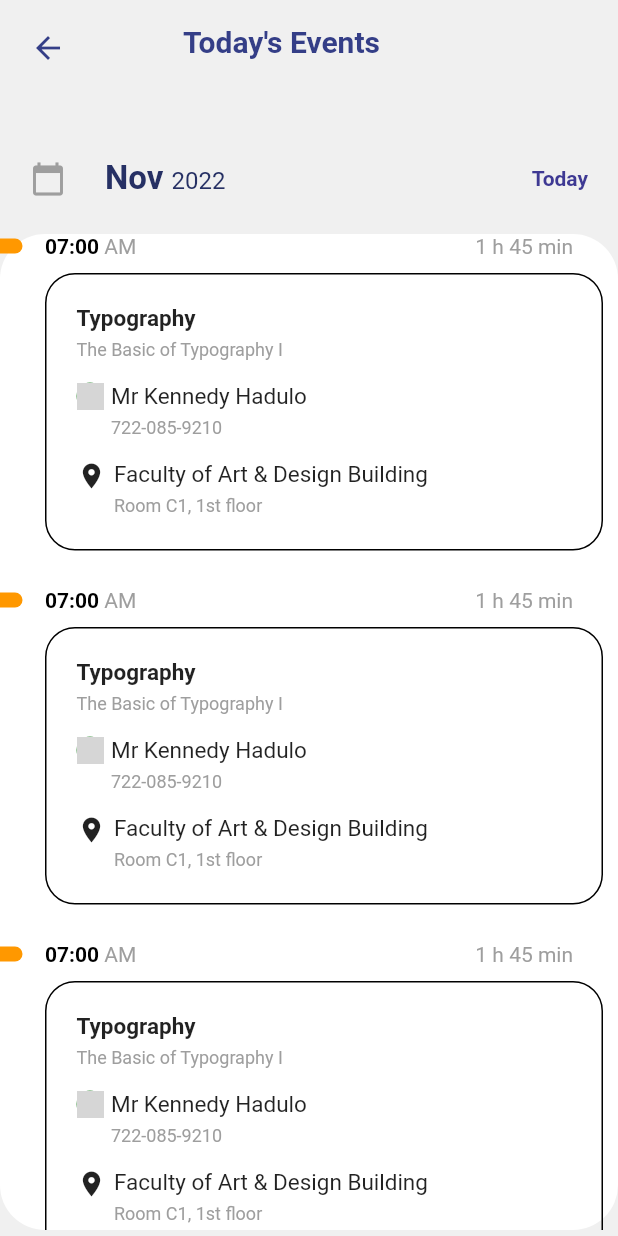
After one commit to Bildad0/UniApp, a Flutter app: the EventPage screen opened directly, on a phone screen of 412 x 824 dp. The commit adds this screen. Run offline on Flutter 3.47's test engine with Material 2 defaults, Android fonts, the phone set to English and light mode, and no system bars; our stand-ins replace firebase_auth, firebase_core, firebase_database, firebase_storage, flutter_neumorphic, flutter_switch and 3 more; accounts and stored records are empty; network calls fail; grey boxes are pictures that could not be loaded.

Commit message:
updates on class events

```diff
--- a/lib/Controlers/auth.dart
+++ b/lib/Controlers/auth.dart
@@ -2,7 +2,6 @@ import 'package:firebase_auth/firebase_auth.dart';
 import 'package:flutter/material.dart';
 import 'package:provider/provider.dart';
 import 'package:uniapp/Providers/fingerprint.dart';
-import 'package:uniapp/Views/landingpage.dart';
 import 'package:uniapp/Views/loginpage.dart';
 
 class AuthenticationWrapper extends StatelessWidget {
--- a/lib/Providers/authservice.dart
+++ b/lib/Providers/authservice.dart
@@ -1,4 +1,6 @@
 import 'package:firebase_auth/firebase_auth.dart';
+import 'package:uniapp/Views/landingpage.dart';
+import 'package:uniapp/Views/loginpage.dart';
 
 class AuthenticationService {
   final FirebaseAuth _firebaseAuth;
@@ -15,7 +17,7 @@ class AuthenticationService {
     try {
       await _firebaseAuth.signInWithEmailAndPassword(
           email: email, password: password);
-      return 'Signed In';
+      return "Welcome";
     } on FirebaseAuthException catch (e) {
       return e.message;
     }
--- a/lib/Providers/fingerprint.dart
+++ b/lib/Providers/fingerprint.dart
@@ -48,7 +48,7 @@ class _FingerPrintState extends State<FingerPrint> {
             height: 250,
           ),
           const Center(
-            child: Text("Verify Your Identity"),
+            child: Text("Click the button verify your identity"),
           ),
           const SizedBox(
             height: 50,
--- /dev/null
+++ b/lib/Views/EventsAndCalender/eventpage.dart
@@ -0,0 +1,60 @@
+import 'package:flutter_neumorphic/flutter_neumorphic.dart';
+
+import '../../widgets/events.dart';
+
+class EventPage extends StatefulWidget {
+  const EventPage({super.key});
+
+  @override
+  EventPageState createState() {
+    return EventPageState();
+  }
+}
+
+class EventPageState extends State<EventPage> {
+  @override
+  Widget build(BuildContext context) {
+    return Scaffold(
+      appBar: AppBar(
+          elevation: 0,
+          leading: Row(
+            children: [
+              const SizedBox(
+                width: 20,
+              ),
+              Column(
+                children: [
+                  const SizedBox(
+                    height: 20,
+                  ),
+                  GestureDetector(
+                    onTap: () => {Navigator.pop(context)},
+                    child:
+                        const Icon(Icons.arrow_back, color: Color(0XFF343E87)),
+                  ),
+                ],
+              ),
+            ],
+          ),
+          automaticallyImplyLeading: false,
+          backgroundColor: const Color(0xFFF0F0F0),
+          title: Center(
+            child: Row(
+              children: const [
+                SizedBox(
+                  width: 50,
+                ),
+                Text(
+                  "Today's Events",
+                  style: TextStyle(
+                      color: Color(0XFF343E87),
+                      fontSize: 20,
+                      fontWeight: FontWeight.bold),
+                ),
+              ],
+            ),
+          )),
+      body: const EventWidget(),
+    );
+  }
+}
--- a/lib/Views/homepage.dart
+++ b/lib/Views/homepage.dart
@@ -2,6 +2,7 @@
 
 import 'package:flutter/material.dart';
 import 'package:intl/intl.dart';
+import 'package:uniapp/Views/EventsAndCalender/eventpage.dart';
 
 import '../EditProfile/edit_profile.dart';
 
@@ -141,7 +142,16 @@ class _HomePageState extends State<HomePage> {
                 const SizedBox(
                   height: 15,
                 ),
-                buildClassItem(),
+                GestureDetector(
+                  onTap: () => {
+                    Navigator.push(
+                        context,
+                        MaterialPageRoute(
+                            builder: (BuildContext context) =>
+                                const EventPage()))
+                  },
+                  child: buildClassItem(),
+                ),
                 buildClassItem(),
                 const SizedBox(
                   height: 25,
--- a/lib/Views/landingpage.dart
+++ b/lib/Views/landingpage.dart
@@ -2,7 +2,7 @@
 
 import 'package:flutter/material.dart';
 import 'package:uniapp/Views/Chats/chatpage.dart';
-import 'package:uniapp/Views/calender.dart';
+import 'package:uniapp/Views/EventsAndCalender/calender.dart';
 import 'package:uniapp/Views/feemanagement.dart';
 import 'package:uniapp/Views/homepage.dart';
 import 'package:uniapp/Views/notes.dart';
--- /dev/null
+++ b/lib/widgets/events.dart
@@ -0,0 +1,260 @@
+import 'package:flutter_neumorphic/flutter_neumorphic.dart';
+// ignore: depend_on_referenced_packages
+import 'package:intl/intl.dart';
+
+class EventWidget extends StatefulWidget {
+  const EventWidget({super.key});
+
+  @override
+  // ignore: library_private_types_in_public_api
+  _EventWidgetState createState() => _EventWidgetState();
+}
+
+class _EventWidgetState extends State<EventWidget> {
+  //getting current dateand formating as expected
+  var year = DateFormat('y').format(DateTime.now());
+  var month = DateFormat('MMM').format(DateTime.now());
+  var date = DateTime.now().day;
+//end
+
+  @override
+  Widget build(BuildContext context) {
+    return Stack(
+      children: [
+        Container(
+          padding: const EdgeInsets.symmetric(horizontal: 20, vertical: 50),
+          alignment: Alignment.topCenter,
+          color: const Color(0xFFF0F0F0),
+          height: MediaQuery.of(context).size.height,
+          child: Row(
+            mainAxisAlignment: MainAxisAlignment.spaceBetween,
+            children: [
+              Row(
+                children: [
+                  const Icon(Icons.calendar_today, color: Colors.grey),
+                  const SizedBox(
+                    width: 15,
+                  ),
+                  RichText(
+                    text: TextSpan(
+                        text: "  $month ",
+                        style: const TextStyle(
+                          fontWeight: FontWeight.bold,
+                          color: Color(0XFF263064),
+                          fontSize: 22,
+                        ),
+                        children: [
+                          TextSpan(
+                            text: year,
+                            style: const TextStyle(
+                              fontWeight: FontWeight.normal,
+                              fontSize: 16,
+                            ),
+                          ),
+                        ]),
+                  ),
+                ],
+              ),
+              const Text(
+                "Today",
+                style: TextStyle(
+                  fontWeight: FontWeight.bold,
+                  color: Color(0XFF3E3993),
+                ),
+              )
+            ],
+          ),
+        ),
+        Positioned(
+          top: 100,
+          child: Container(
+            height: MediaQuery.of(context).size.height - 160,
+            width: MediaQuery.of(context).size.width,
+            decoration: BoxDecoration(
+              color: Colors.white,
+              borderRadius: BorderRadius.circular(30),
+            ),
+            child: Column(
+              children: [
+                Expanded(
+                  child: SingleChildScrollView(
+                    child: Column(
+                      children: [
+                        buildTaskListItem(),
+                        buildTaskListItem(),
+                        buildTaskListItem(),
+                      ],
+                    ),
+                  ),
+                )
+              ],
+            ),
+          ),
+        )
+      ],
+    );
+  }
+
+  Container buildTaskListItem() {
+    return Container(
+      margin: const EdgeInsets.only(bottom: 25),
+      child: Column(
+        children: [
+          Row(
+            children: [
+              Container(
+                width: 15,
+                height: 10,
+                decoration: const BoxDecoration(
+                    color: Colors.orange,
+                    borderRadius: BorderRadius.horizontal(
+                      right: Radius.circular(5),
+                    )),
+              ),
+              const SizedBox(
+                width: 15,
+              ),
+              SizedBox(
+                width: MediaQuery.of(context).size.width - 60,
+                child: Row(
+                  mainAxisAlignment: MainAxisAlignment.spaceBetween,
+                  children: [
+                    RichText(
+                      text: const TextSpan(
+                          text: "07:00",
+                          style: TextStyle(
+                            fontWeight: FontWeight.bold,
+                            color: Colors.black,
+                          ),
+                          children: [
+                            TextSpan(
+                              text: " AM",
+                              style: TextStyle(
+                                fontWeight: FontWeight.normal,
+                                color: Colors.grey,
+                              ),
+                            )
+                          ]),
+                    ),
+                    const Text(
+                      "1 h 45 min",
+                      style: TextStyle(
+                        color: Colors.grey,
+                      ),
+                    )
+                  ],
+                ),
+              )
+            ],
+          ),
+          const SizedBox(
+            height: 10,
+          ),
+          Container(
+            height: 185,
+            width: double.infinity,
+            decoration: BoxDecoration(
+                border: Border.all(width: 1),
+                borderRadius: BorderRadius.circular(20)),
+            margin: const EdgeInsets.only(right: 10, left: 30),
+            padding: const EdgeInsets.all(20),
+            child: Column(
+              crossAxisAlignment: CrossAxisAlignment.start,
+              children: [
+                const Text(
+                  "Typography",
+                  style: TextStyle(
+                    fontWeight: FontWeight.bold,
+                    fontSize: 15,
+                  ),
+                ),
+                const SizedBox(
+                  height: 5,
+                ),
+                const Text(
+                  "The Basic of Typography I",
+                  style: TextStyle(
+                    color: Colors.grey,
+                    fontSize: 12,
+                  ),
+                ),
+                const SizedBox(
+                  height: 15,
+                ),
+                Row(
+                  crossAxisAlignment: CrossAxisAlignment.start,
+                  children: [
+                    const CircleAvatar(
+                      radius: 9,
+                      backgroundImage: NetworkImage(""),
+                    ),
+                    const SizedBox(
+                      width: 5,
+                    ),
+                    Column(
+                      crossAxisAlignment: CrossAxisAlignment.start,
+                      children: const [
+                        Text(
+                          "Mr Kennedy Hadulo",
+                          style: TextStyle(
+                            fontSize: 15,
+                          ),
+                        ),
+                        SizedBox(
+                          height: 5,
+                        ),
+                        Text(
+                          "722-085-9210",
+                          style: TextStyle(
+                            color: Colors.grey,
+                            fontSize: 12,
+                          ),
+                        ),
+                      ],
+                    )
+                  ],
+                ),
+                const SizedBox(
+                  height: 15,
+                ),
+                Row(
+                  crossAxisAlignment: CrossAxisAlignment.start,
+                  children: [
+                    const Icon(
+                      Icons.location_on,
+                      size: 20,
+                    ),
+                    const SizedBox(
+                      width: 5,
+                    ),
+                    Column(
+                      crossAxisAlignment: CrossAxisAlignment.start,
+                      children: const [
+                        Text(
+                          "Faculty of Art & Design Building",
+                          style: TextStyle(
+                            fontSize: 15,
+                          ),
+                        ),
+                        SizedBox(
+                          height: 5,
+                        ),
+                        Text(
+                          "Room C1, 1st floor",
+                          style: TextStyle(
+                            color: Colors.grey,
+                            fontSize: 12,
+                          ),
+                        ),
+                      ],
+                    )
+                  ],
+                )
+              ],
+            ),
+          )
+        ],
+      ),
+    );
+  }
+}
```
Also changed, not shown: lib/Views/EventsAndCalender/calender.dart (renamed from lib/Views/calender.dart).
